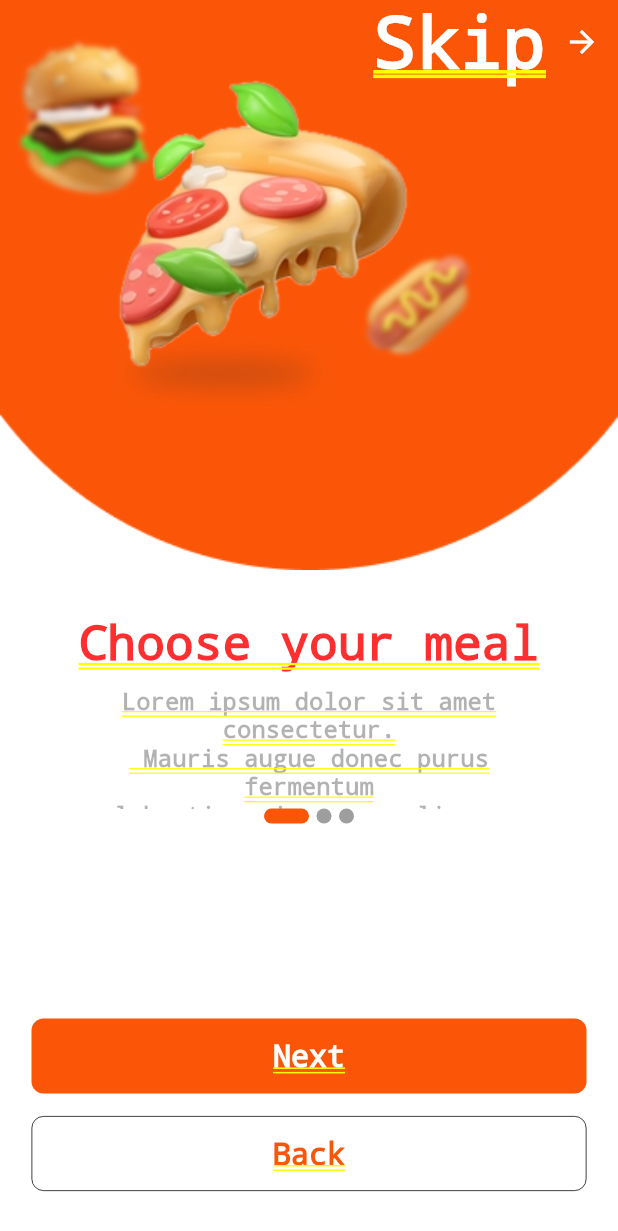
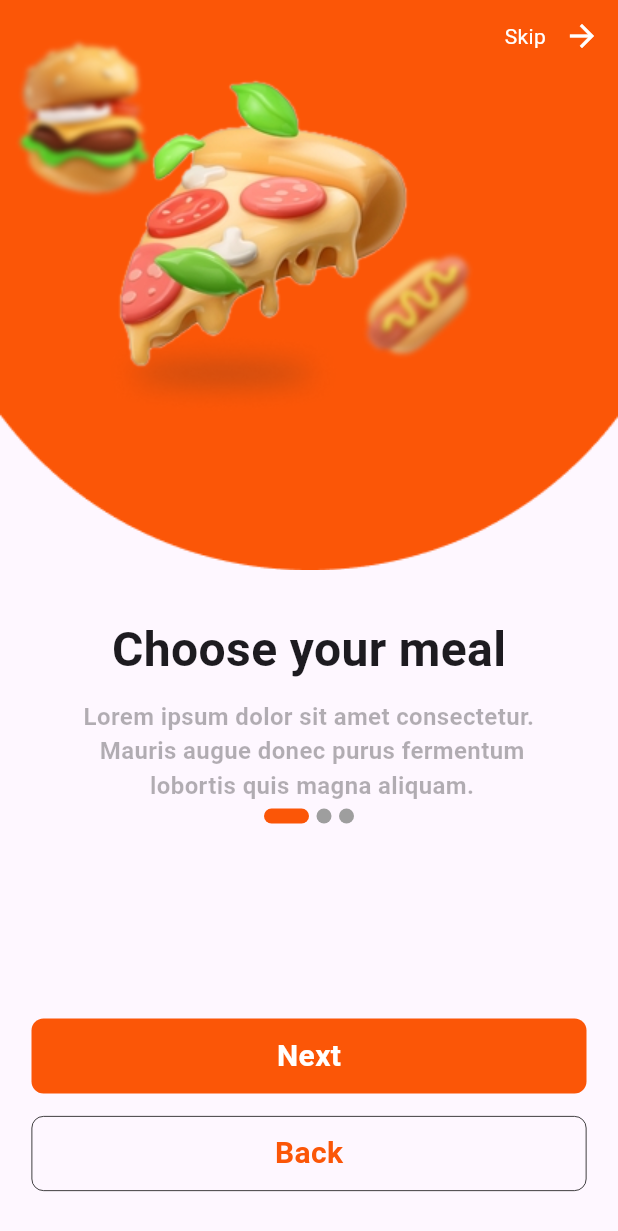
Before and after one commit to abdulrahmanibrahimdawood/restaurant, a Flutter app: the OnBoardScreenState screen opened by its route, on a phone screen of 412 x 824 dp. Shown: the top 1231 px of the screen. Run offline on Flutter 3.47's test engine with Material 3 defaults, Android fonts, the phone set to English and light mode, and no system bars; our stand-ins replace animated_splash_screen.

Commit message:
splash screen

```diff
--- a/lib/pages/on_board_screen.dart
+++ b/lib/pages/on_board_screen.dart
@@ -16,7 +16,8 @@ class _OnBoardScreenStateState extends State<OnBoardScreenState> {
   int index = 0;
   @override
   Widget build(BuildContext context) {
-    return SafeArea(
+    return Scaffold(
+      body: SafeArea(
         child: Stack(
           children: [
             Column(
@@ -147,6 +148,7 @@ class _OnBoardScreenStateState extends State<OnBoardScreenState> {
                 : const Text(''),
           ],
         ),
+      ),
     );
   }
 }
--- a/pubspec.yaml
+++ b/pubspec.yaml
@@ -35,6 +35,7 @@ dependencies:
   # The following adds the Cupertino Icons font to your application.
   # Use with the CupertinoIcons class for iOS style icons.
   cupertino_icons: ^1.0.2
+  animated_splash_screen: ^1.3.0
 
 dev_dependencies:
   flutter_test:
```
Also changed, not shown: lib/main.dart (+9 -2 lines), pubspec.lock, 1 other file. Lines whose indentation alone changed are shown as unchanged.
